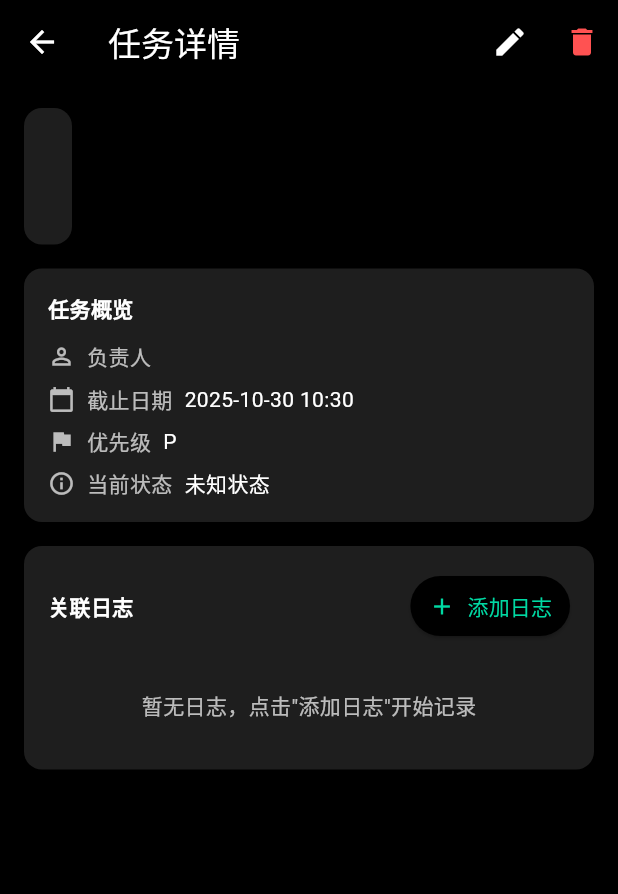
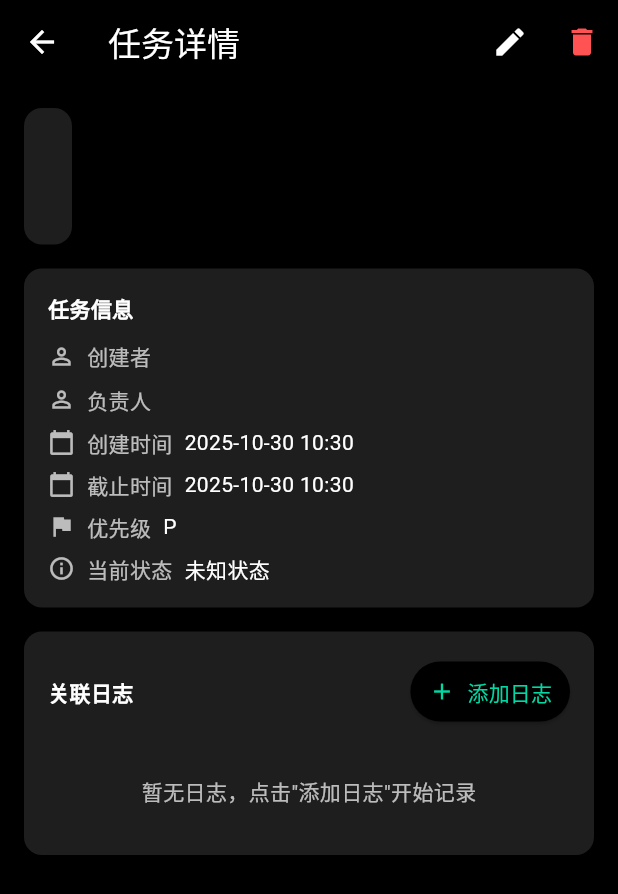
Before and after one commit to CzNd0729/nullworking, a Flutter app: the TaskDetailPage screen opened directly with empty values, on a phone screen of 412 x 824 dp. Shown: the top 894 px of the screen. Run offline on Flutter 3.47's test engine with Material 3 defaults, Android fonts, the phone set to English and light mode, and no system bars; our stand-ins replace image_picker, shared_preferences; accounts and stored records are empty; network calls fail.

Commit message:
修改task页面显示的信息

```diff
--- a/frontend/lib/models/task.dart
+++ b/frontend/lib/models/task.dart
@@ -11,6 +11,7 @@ class Task {
   final List<String> executorNames;
   final bool isParticipated;
   final int taskProgress;
+  final DateTime? completionTime;
 
   Task({
     required this.taskId,
@@ -24,6 +25,7 @@ class Task {
     required this.executorNames,
     this.isParticipated = false,
     this.taskProgress = 0,
+    this.completionTime,
   });
 
   factory Task.fromJson(Map<String, dynamic> json, {bool isParticipated = false}) {
@@ -39,6 +41,9 @@ class Task {
       executorNames: List<String>.from(json['executorNames']),
       isParticipated: isParticipated,
       taskProgress: json['taskProgress'] != null ? int.parse(json['taskProgress'].toString()) : 0,
+      completionTime: json['completionTime'] != null
+          ? DateTime.parse(json['completionTime'])
+          : null,
     );
   }
 }
--- a/frontend/lib/pages/task/task_detail_page.dart
+++ b/frontend/lib/pages/task/task_detail_page.dart
@@ -262,9 +262,20 @@ class _TaskDetailPageState extends State<TaskDetailPage> {
     final title = widget.task.taskTitle;
     final description = widget.task.taskContent;
     final assignee = widget.task.executorNames.join(', ');
+    final creationDate =
+        widget.task.creationTime.toLocal().toString().split(' ')[0];
+    final creationTime = widget.task.creationTime
+        .toLocal()
+        .toString()
+        .split(' ')[1]
+        .substring(0, 5);
     final dueDate = widget.task.deadline.toLocal().toString().split(' ')[0];
-    final dueTime = widget.task.deadline
-        .toLocal()
+    final dueTime =
+        widget.task.deadline.toLocal().toString().split(' ')[1].substring(0, 5);
+    final completionDate =
+        widget.task.completionTime?.toLocal().toString().split(' ')[0];
+    final completionTime = widget.task.completionTime
+        ?.toLocal()
         .toString()
         .split(' ')[1]
         .substring(0, 5);
@@ -351,7 +362,7 @@ class _TaskDetailPageState extends State<TaskDetailPage> {
                 crossAxisAlignment: CrossAxisAlignment.start,
                 children: [
                   const Text(
-                    '任务概览',
+                    '任务信息',
                     style: TextStyle(
                       color: Colors.white,
                       fontWeight: FontWeight.bold,
@@ -360,15 +371,37 @@ class _TaskDetailPageState extends State<TaskDetailPage> {
                   const SizedBox(height: 12),
                   _buildInfoRow(
                     Icons.person_outline,
+                    '创建者',
+                    widget.task.creatorName,
+                  ),
+                  const SizedBox(height: 8),
+                  _buildInfoRow(
+                    Icons.person_outline,
                     '负责人',
                     assignee,
                   ),
                   const SizedBox(height: 8),
                   _buildInfoRow(
                     Icons.calendar_today,
-                    '截止日期',
+                    '创建时间',
+                    '$creationDate $creationTime',
+                  ),
+                  const SizedBox(height: 8),
+                  _buildInfoRow(
+                    Icons.calendar_today,
+                    '截止时间',
                     '$dueDate $dueTime',
                   ),
+                  if (widget.task.completionTime != null &&
+                      (widget.task.taskStatus == '2' ||
+                          widget.task.taskStatus == '3')) ...[
+                    const SizedBox(height: 8),
+                    _buildInfoRow(
+                      Icons.calendar_today,
+                      '完成时间',
+                      '$completionDate $completionTime',
+                    ),
+                  ],
                   const SizedBox(height: 8),
                   _buildInfoRow(Icons.flag, '优先级', priority),
                   const SizedBox(height: 8),
--- a/frontend/lib/pages/task/tasks_page.dart
+++ b/frontend/lib/pages/task/tasks_page.dart
@@ -194,7 +194,7 @@ class _TasksPageState extends State<TasksPage> {
 
     final taskTitle = task.taskTitle;
     final assignee = task.executorNames.join(', ');
-    final deadline = task.deadline.toString().substring(0, 10);
+    final deadline = task.deadline.toLocal().toString().substring(0, 16);
     final priority = 'P${task.taskPriority}';
     final progress = task.taskProgress / 100.0; // Assuming taskProgress is 0-100
 
@@ -263,9 +263,17 @@ class _TasksPageState extends State<TasksPage> {
                       ),
                     ),
                     const SizedBox(height: 8),
+                    Text('创建者: ${task.creatorName}'),
+                    const SizedBox(height: 4),
                     Text('负责人: $assignee'),
                     const SizedBox(height: 4),
-                    Text('截止日期: $deadline'),
+                    Text('截止时间: $deadline'),
+                    if (task.completionTime != null &&
+                        (task.taskStatus == '2' || task.taskStatus == '3')) ...[
+                      const SizedBox(height: 4),
+                      Text(
+                          '完成时间: ${task.completionTime!.toLocal().toString().substring(0, 16)}'),
+                    ],
                     const SizedBox(height: 4),
                     Text(
                       '优先级: $priority',
```
